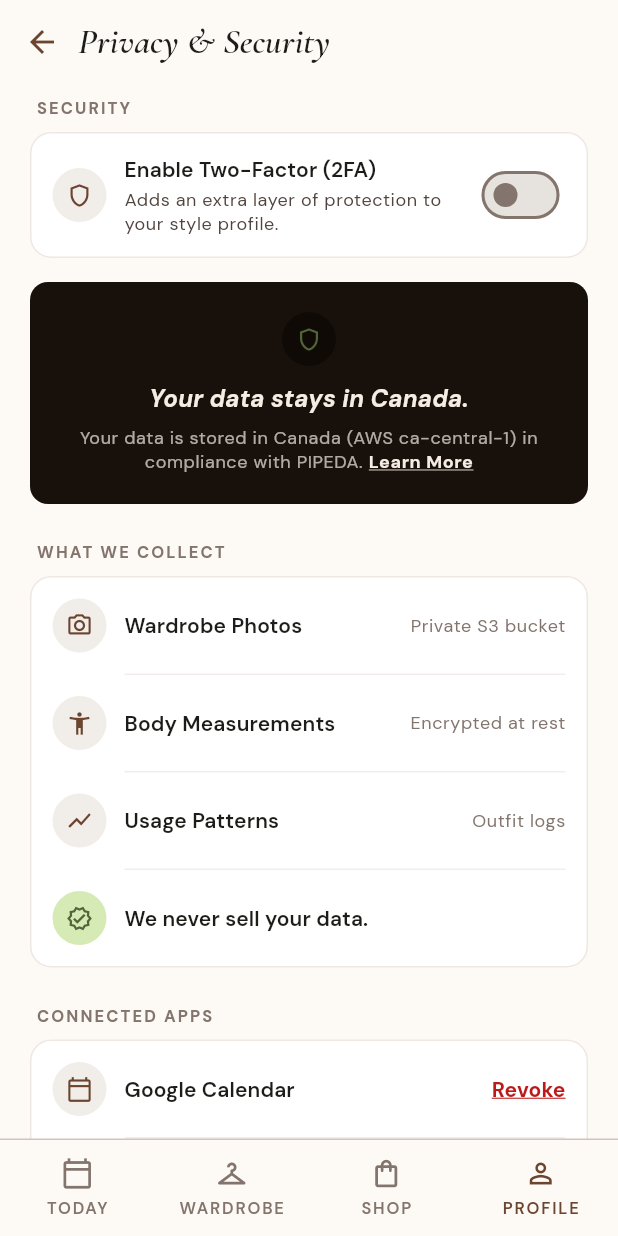
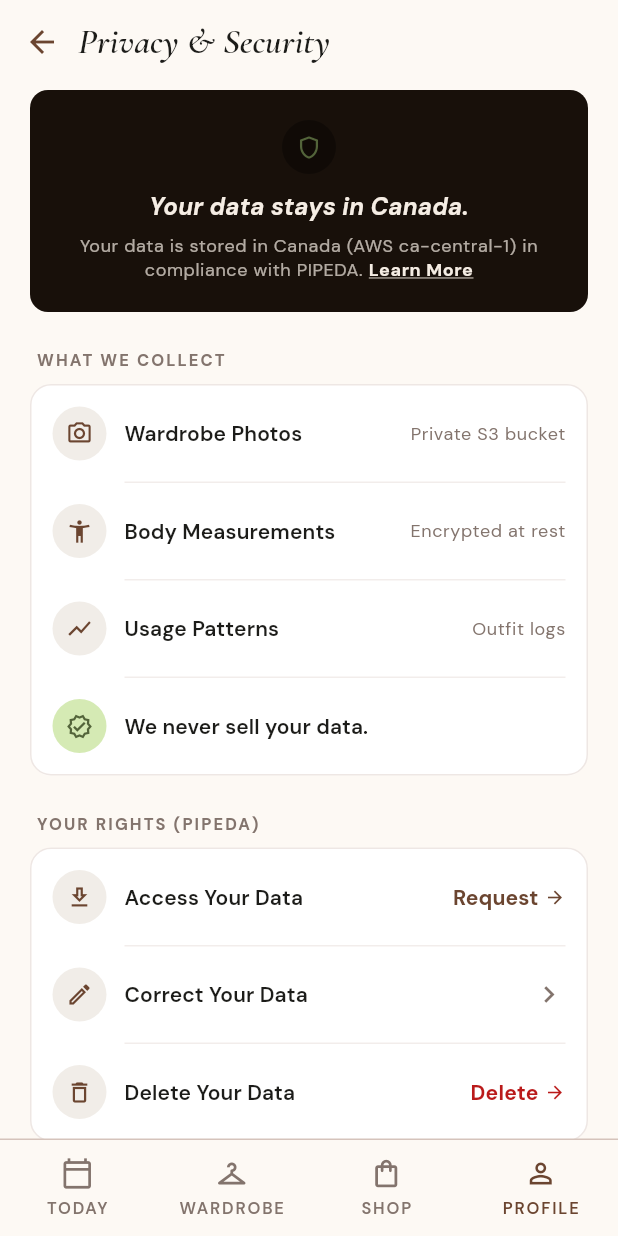
Before and after one commit to jannymeena/drape, a Flutter app: the PrivacyDataScreen screen opened by its route, on a phone screen of 412 x 824 dp. Run offline on Flutter 3.47's test engine with Material 3 defaults, Android fonts, the phone set to English and light mode, and no system bars; our stand-ins replace dio, flutter_riverpod, flutter_secure_storage, geolocator, go_router, google_fonts and 3 more; accounts and stored records are empty; network calls fail.

Commit message:
today/shop/profile: small leftovers & dead controls (P2)
- Today resume banner reads GET /profile/onboarding-status
  (measurement_steps_completed + next_incomplete_step) instead of counting
  client-side; saving measurements invalidates the new provider.
- Occasion chips generate on demand: an empty filtered view offers
  "Generate <Occasion> Look"; retryOccasion generalized to generateOccasion
  (refreshes usage after an on-demand generation).
- Shop: advisor heart opens the Wishlist; resolved suggestion cards open the
  product-options sheet; limit screen's "View Purchase History" goes to the
  scanner's Recent Checks.
- Privacy screen: 2FA switch and Connected Apps removed (2FA cut for v1, no
  integrations exist); Correct Your Data routes to Contact Us with a Privacy
  subject; policy links open drape.app/privacy|terms via url_launcher (new dep).
- Email & Password: real account data; change email = PATCH /users/{id},
  change password = reset-link flow; mocked 2FA card + fake sessions removed.
- Contact Us: subject submitted, optional reply-to in extra, Send Email opens
  mailto:, attach removed (support API has no attachment field).
- Reasoning payload carries category/color_name (additive) so photo-less items
  render the GarmentPlaceholder silhouette instead of a bare icon.

Co-Authored-By: Claude Fable 5 <noreply@anthropic.com>

```diff
--- a/mobile/lib/modules/profile/screens/edit_measurements_screen.dart
+++ b/mobile/lib/modules/profile/screens/edit_measurements_screen.dart
@@ -6,6 +6,7 @@ import '../../../shared/models/api_error.dart';
 import '../../../shared/widgets/drape_toast.dart';
 import '../../../shared/theme/app_colors.dart';
 import '../../onboarding/models/measurements_draft.dart';
+import '../../onboarding/onboarding_service.dart';
 import '../../../shared/units.dart';
 import '../profile_service.dart';
 import '../settings_service.dart';
@@ -120,8 +121,10 @@ class _EditMeasurementsScreenState
     setState(() => _saving = true);
     try {
       await ref.read(profileServiceProvider).updateMeasurements(draft);
-      // Refresh any live watcher (e.g. the Today resume banner) right away.
+      // Refresh any live watcher right away (the Today resume banner reads
+      // onboardingStatusProvider; this screen's prefill reads measurements).
       ref.invalidate(measurementsProvider);
+      ref.invalidate(onboardingStatusProvider);
       if (!mounted) return;
       showDrapeToast(context, 'Measurements saved.');
       context.pop();
--- a/mobile/lib/modules/profile/screens/privacy_data_screen.dart
+++ b/mobile/lib/modules/profile/screens/privacy_data_screen.dart
@@ -1,25 +1,37 @@
 import 'package:flutter/material.dart';
 import 'package:go_router/go_router.dart';
+import 'package:url_launcher/url_launcher.dart';
 
 import '../../../shared/theme/app_colors.dart';
 import '../widgets/settings_row.dart';
 import '../widgets/settings_section.dart';
+import 'contact_us_screen.dart';
 import 'delete_account_screen.dart';
 import 'export_my_data_screen.dart';
 import 'how_drape_uses_data_screen.dart';
 
-class PrivacyDataScreen extends StatefulWidget {
+// Decisions 2026-07-07: the mockup's 2FA switch and Connected Apps (Google
+// Calendar / Instagram revoke) sections are intentionally absent — 2FA is cut
+// for v1 and no app integrations exist; showing dead controls for either
+// would be misleading. Re-add if the features ever ship.
+class PrivacyDataScreen extends StatelessWidget {
   static const path = 'privacy-data';
   static const name = 'profile_privacy_data';
 
   const PrivacyDataScreen({super.key});
 
-  @override
-  State<PrivacyDataScreen> createState() => _PrivacyDataScreenState();
-}
+  /// The live policy pages land with release prep (MOBILE_CHANGES P6).
+  static final _privacyPolicyUrl = Uri.parse('https://drape.app/privacy');
+  static final _termsUrl = Uri.parse('https://drape.app/terms');
 
-class _PrivacyDataScreenState extends State<PrivacyDataScreen> {
-  bool _twoFactor = false;
+  Future<void> _openPolicy(BuildContext context, Uri url) async {
+    final ok = await launchUrl(url, mode: LaunchMode.externalApplication);
+    if (!ok && context.mounted) {
+      ScaffoldMessenger.of(context).showSnackBar(
+        const SnackBar(content: Text('Could not open the page.')),
+      );
+    }
+  }
 
   @override
   Widget build(BuildContext context) {
@@ -34,22 +46,6 @@ class _PrivacyDataScreenState extends State<PrivacyDataScreen> {
               child: ListView(
                 padding: const EdgeInsets.fromLTRB(20, 8, 20, 24),
                 children: [
-                  SettingsSection(
-                    title: 'SECURITY',
-                    rows: [
-                      SettingsRow(
-                        icon: Icons.shield_outlined,
-                        label: 'Enable Two-Factor (2FA)',
-                        subtitle: 'Adds an extra layer of protection to your style profile.',
-                        trailing: Switch(
-                          value: _twoFactor,
-                          onChanged: (v) => setState(() => _twoFactor = v),
-                          activeThumbColor: AppColors.espresso,
-                        ),
-                      ),
-                    ],
-                  ),
-                  const SizedBox(height: 16),
                   _ResidencyCard(
                     onLearnMore: () =>
                         context.goNamed(HowDrapeUsesDataScreen.name),
@@ -84,22 +80,6 @@ class _PrivacyDataScreenState extends State<PrivacyDataScreen> {
                   ),
                   const SizedBox(height: 20),
                   SettingsSection(
-                    title: 'CONNECTED APPS',
-                    rows: [
-                      SettingsRow(
-                        icon: Icons.calendar_today_outlined,
-                        label: 'Google Calendar',
-                        trailing: _RevokeButton(onTap: () => debugPrint('revoke gcal')),
-                      ),
-                      SettingsRow(
-                        icon: Icons.camera_alt_outlined,
-                        label: 'Instagram',
-                        trailing: _RevokeButton(onTap: () => debugPrint('revoke ig')),
-                      ),
-                    ],
-                  ),
-                  const SizedBox(height: 20),
-                  SettingsSection(
                     title: 'YOUR RIGHTS (PIPEDA)',
                     rows: [
                       SettingsRow(
@@ -114,7 +94,15 @@ class _PrivacyDataScreenState extends State<PrivacyDataScreen> {
                       SettingsRow(
                         icon: Icons.edit_outlined,
                         label: 'Correct Your Data',
-                        onTap: () => debugPrint('privacy: correct'),
+                        // PIPEDA correction requests go to support with the
+                        // subject preselected (profile + measurements are
+                        // also directly editable in-app).
+                        onTap: () => context.goNamed(
+                          ContactUsScreen.name,
+                          queryParameters: {
+                            'subject': ContactUsScreen.privacySubject,
+                          },
+                        ),
                       ),
                       SettingsRow(
                         icon: Icons.delete_outline,
@@ -138,11 +126,18 @@ class _PrivacyDataScreenState extends State<PrivacyDataScreen> {
                     child: Row(
                       children: [
                         Expanded(
-                          child: _PolicyLink(label: 'Privacy Policy', onTap: () => debugPrint('policy')),
+                          child: _PolicyLink(
+                            label: 'Privacy Policy',
+                            onTap: () =>
+                                _openPolicy(context, _privacyPolicyUrl),
+                          ),
                         ),
                         Container(width: 1, height: 28, color: AppColors.taupeSoft.withValues(alpha: 0.4)),
                         Expanded(
-                          child: _PolicyLink(label: 'Terms of Service', onTap: () => debugPrint('terms')),
+                          child: _PolicyLink(
+                            label: 'Terms of Service',
+                            onTap: () => _openPolicy(context, _termsUrl),
+                          ),
                         ),
                       ],
                     ),
@@ -287,27 +282,6 @@ class _TrailingNote extends StatelessWidget {
   }
 }
 
-class _RevokeButton extends StatelessWidget {
-  final VoidCallback onTap;
-  const _RevokeButton({required this.onTap});
-
-  @override
-  Widget build(BuildContext context) {
-    return GestureDetector(
-      onTap: onTap,
-      child: Text(
-        'Revoke',
-        style: Theme.of(context).textTheme.labelLarge?.copyWith(
-              color: AppColors.error,
-              fontWeight: FontWeight.w700,
-              decoration: TextDecoration.underline,
-              decorationColor: AppColors.error,
-            ),
-      ),
-    );
-  }
-}
-
 class _RequestArrow extends StatelessWidget {
   final String label;
   final Color color;
--- a/mobile/lib/modules/shop/screens/ai_advisor_initial_screen.dart
+++ b/mobile/lib/modules/shop/screens/ai_advisor_initial_screen.dart
@@ -4,6 +4,7 @@ import 'package:go_router/go_router.dart';
 import '../../../shared/theme/app_colors.dart';
 import 'ai_advisor_conversation_screen.dart';
 import 'ai_advisor_history_screen.dart';
+import 'wishlist_screen.dart';
 
 class AiAdvisorInitialScreen extends StatelessWidget {
   static const path = 'advisor';
@@ -32,6 +33,7 @@ class AiAdvisorInitialScreen extends StatelessWidget {
           children: [
             _Header(
               onBack: () => context.pop(),
+              onFavorites: () => context.goNamed(WishlistScreen.name),
               onHistory: () => context.goNamed(AiAdvisorHistoryScreen.name),
             ),
             const _MeasurementBanner(),
@@ -119,8 +121,13 @@ class AiAdvisorInitialScreen extends StatelessWidget {
 
 class _Header extends StatelessWidget {
   final VoidCallback onBack;
+  final VoidCallback onFavorites;
   final VoidCallback onHistory;
-  const _Header({required this.onBack, required this.onHistory});
+  const _Header({
+    required this.onBack,
+    required this.onFavorites,
+    required this.onHistory,
+  });
 
   @override
   Widget build(BuildContext context) {
@@ -140,7 +147,7 @@ class _Header extends StatelessWidget {
           ),
           IconButton(
             icon: const Icon(Icons.favorite_border, color: AppColors.espresso),
-            onPressed: () => debugPrint('advisor: favorites'),
+            onPressed: onFavorites,
           ),
           IconButton(
             icon: const Icon(Icons.history, color: AppColors.espresso),
--- a/mobile/lib/modules/shop/screens/buy_dont_buy_limit_reached_screen.dart
+++ b/mobile/lib/modules/shop/screens/buy_dont_buy_limit_reached_screen.dart
@@ -3,6 +3,7 @@ import 'package:go_router/go_router.dart';
 
 import '../../profile/screens/compare_plans_screen.dart';
 import '../../../shared/theme/app_colors.dart';
+import 'buy_dont_buy_scan_screen.dart';
 
 class BuyDontBuyLimitReachedScreen extends StatelessWidget {
   static const path = 'buy-dont-buy/limit-reached';
@@ -138,7 +139,10 @@ class BuyDontBuyLimitReachedScreen extends StatelessWidget {
                   const SizedBox(height: 16),
                   Center(
                     child: TextButton(
-                      onPressed: () => debugPrint('limit: purchase history'),
+                      // Past checks live on the scanner's Recent Checks list —
+                      // there is no separate purchase-history screen.
+                      onPressed: () =>
+                          context.goNamed(BuyDontBuyScanScreen.name),
                       child: Text('View Purchase History',
                           style: Theme.of(context).textTheme.titleSmall?.copyWith(
                                 color: AppColors.espresso,
--- a/mobile/lib/shared/providers/router_provider.dart
+++ b/mobile/lib/shared/providers/router_provider.dart
@@ -560,7 +560,9 @@ final routerProvider = Provider<GoRouter>((ref) {
                   GoRoute(
                     path: ContactUsScreen.path,
                     name: ContactUsScreen.name,
-                    builder: (_, _) => const ContactUsScreen(),
+                    builder: (_, state) => ContactUsScreen(
+                      initialSubject: state.uri.queryParameters['subject'],
+                    ),
                   ),
                   GoRoute(
                     path: ReportBugScreen.path,
--- a/mobile/pubspec.yaml
+++ b/mobile/pubspec.yaml
@@ -58,6 +58,7 @@ dependencies:
   path_provider: ^2.1.5
   image: ^4.9.1
   geolocator: ^14.0.2
+  url_launcher: ^6.3.2
 
 dev_dependencies:
   flutter_test:
```
Also changed, not shown: mobile/lib/modules/onboarding/models/onboarding_status.dart (+11 -0 lines), mobile/lib/modules/onboarding/onboarding_service.dart (+7 -0 lines), mobile/lib/modules/profile/screens/contact_us_screen.dart (+63 -27 lines), mobile/lib/modules/profile/screens/email_password_settings_screen.dart (+158 -184 lines), mobile/lib/modules/shop/screens/ai_advisor_conversation_screen.dart (+25 -4 lines), mobile/lib/modules/today/models/outfit_reasoning.dart (+9 -0 lines), mobile/lib/modules/today/screens/ai_reasoning_detail_screen.dart (+11 -8 lines), mobile/lib/modules/today/screens/today_dashboard_screen.dart (+53 -21 lines), mobile/lib/modules/today/today_controller.dart (+6 -2 lines), mobile/pubspec.lock, 4 other files.
